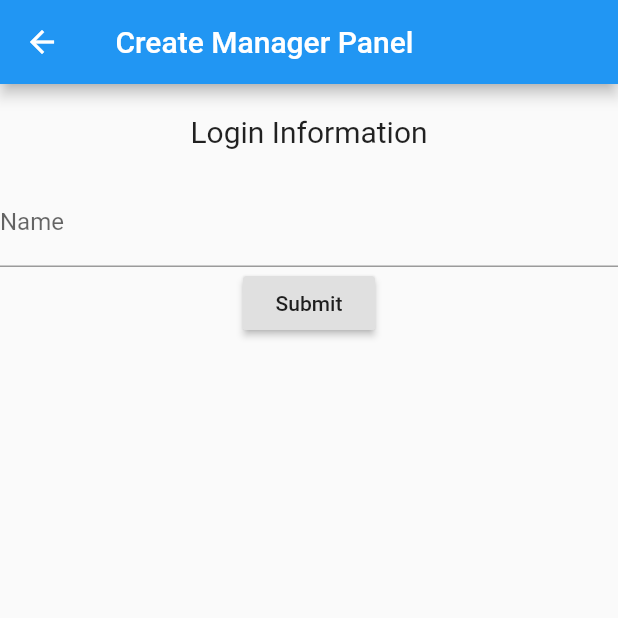
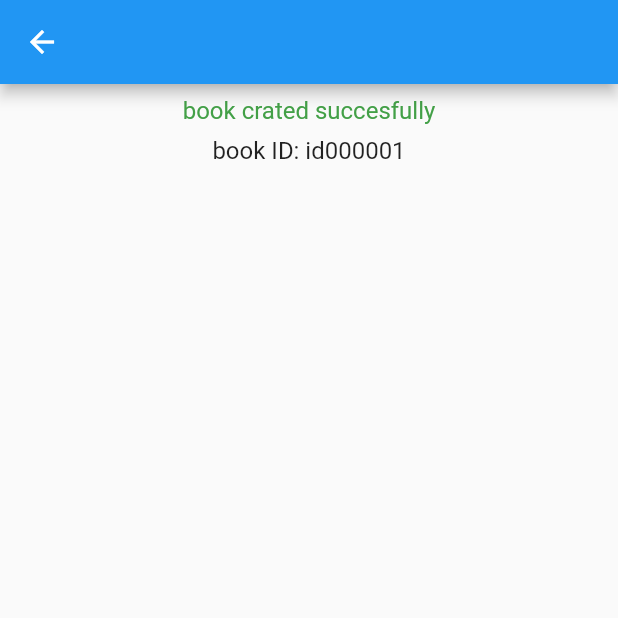
Before and after one commit to swarupahmed/mealbook, a Flutter app: the CreateManager screen opened directly, after a tap on "Submit", on a phone screen of 412 x 824 dp, the top half of it. Run offline on Flutter 3.47's test engine with Material 2 defaults, Android fonts, the phone set to English and light mode, and no system bars; our stand-ins replace cloud_firestore, firebase_auth; accounts and stored records are empty; network calls fail.

Commit message:
part finished

```diff
--- a/lib/models/book_model.dart
+++ b/lib/models/book_model.dart
@@ -1,12 +1,16 @@
 class Book {
   String name;
+  String location;
   String bookId;
+  String createdAt;
 
-  Book({this.name, this.bookId});
+  Book({this.name, this.bookId,this.location,String createdAt});
 
   Book.fromSnap(Map<String,dynamic> data) {
-    name = data['name'].toString()??'wait for name';
-    bookId = data['bookId'].toString()??'wait for bookId';
+    name = data['name'].toString();
+    bookId = data['bookId'].toString();
+    location = data['location'].toString();
+    createdAt = data['createdAt'].toString();
   }
 
   Map<String, dynamic> toJson() {
--- a/lib/pages/create_manager_page.dart
+++ b/lib/pages/create_manager_page.dart
@@ -1,6 +1,7 @@
 import 'package:firebase_auth/firebase_auth.dart';
 import 'package:flutter/material.dart';
 import 'package:cloud_firestore/cloud_firestore.dart';
+import 'package:mealbook/models/book_model.dart';
 import 'package:provider/provider.dart';
 
 class CreateManager extends StatelessWidget {
@@ -21,26 +22,38 @@ class ManagerForm extends StatefulWidget {
 }
 
 class _ManagerFormState extends State<ManagerForm> {
-  DocumentReference ref = Firestore.instance.collection('Books').document();
+  DocumentReference bookRef = Firestore.instance.collection('Books').document();
 
   final _formKey = GlobalKey<FormState>();
   String _name;
+  String _location;
   @override
   Widget build(BuildContext context) {
     FirebaseUser user = Provider.of<FirebaseUser>(context);
+    DocumentReference userRef =
+        Firestore.instance.collection('User').document(user.uid);
     return Form(
         key: _formKey,
+        child: Padding(
+          padding: const EdgeInsets.all(8.0),
           child: Column(children: <Widget>[
-          SizedBox(height: 20.0),
+            SizedBox(height: 10.0),
             Text(
-            'Login Information',
+              'Book Information',
               style: TextStyle(fontSize: 20),
             ),
             SizedBox(height: 20.0),
             TextFormField(
                 onSaved: (value) => _name = value,
                 keyboardType: TextInputType.text,
-              decoration: InputDecoration(labelText: "Name")),
+                decoration: InputDecoration(labelText: "Book Name")),
+            TextFormField(
+                onSaved: (value) => _location = value,
+                keyboardType: TextInputType.text,
+                decoration: InputDecoration(labelText: "Location")),
+            SizedBox(
+              height: 5,
+            ),
             Row(
               mainAxisAlignment: MainAxisAlignment.center,
               children: <Widget>[
@@ -53,40 +66,69 @@ class _ManagerFormState extends State<ManagerForm> {
 
                     // Validate will return true if is valid, or false if invalid.
                     if (form.validate()) {
+                      List<String> splitNameList = _name?.split(" ");
+                      List<String> splitLocationList = _location.contains(",")
+                          ? _location.split(",")
+                          : _location.split(" ");
 
-                    List<String> splitNameList=_name.split(" ");
-                    List<String> indexedList=[];
+                      List<String> indexedNameList = [];
+                      List<String> indexedLocationList = [];
 
-                    for(int i=0; i<splitNameList.length; i++){
-                      indexedList.add(splitNameList[i].toLowerCase());
-                      print(indexedList);
+                      for (int i = 0; i < splitNameList.length; i++) {
+                        indexedNameList.add(splitNameList[i].toLowerCase());
+                        print(indexedNameList);
+                      }
+                      for (int i = 0; i < splitLocationList.length; i++) {
+                        indexedLocationList
+                            .add(splitLocationList[i].toLowerCase());
+                        print(indexedLocationList);
                       }
                       //create a system in database
-                      String _id = ref.documentID;
-                      setPanel() {
-                        ref.setData(
+                      String _id = bookRef.documentID;
+                      setPanel() async {
+                        await bookRef.setData(
                           {
                             'name': _name,
+                            "location": _location,
                             'bookId': _id,
-                            'indexes':indexedList,
+                            'indexes': indexedNameList,
+                            "indexedLocation": indexedLocationList,
+                            "createdAt": DateTime.now()
                           },
                         );
-                        ref.collection('Managers').document().setData({
+                        await bookRef
+                            .collection('Managers')
+                            .document()
+                            .setData({
                           'email': user.email,
                           'joined': DateTime.now(),
                         });
+                        await userRef
+                            .collection('Active_Books')
+                            .document()
+                            .setData({'name': _name, 'bookId': _id});
                       }
+
                       try {
                         setPanel();
                       } on Exception catch (error) {
                         return _buildErrorDialog(context, error.toString());
                       }
+                      Navigator.push(
+                          context,
+                          MaterialPageRoute(
+                              builder: (context) => BookCreatedPage(
+                                  book: Book(
+                                      name: _name,
+                                      location: _location,
+                                      bookId: _id))));
                     }
                   },
                 ),
               ],
             )
-        ]));
+          ]),
+        ));
   }
 
   Future _buildErrorDialog(BuildContext context, _message) {
@@ -108,3 +150,31 @@ class _ManagerFormState extends State<ManagerForm> {
     );
   }
 }
+
+class BookCreatedPage extends StatelessWidget {
+  final Book book;
+
+  const BookCreatedPage({Key key, this.book});
+  @override
+  Widget build(BuildContext context) {
+    return Scaffold(
+      appBar: AppBar(
+        title:Text( book.name),
+      ),
+          body: Center(
+            child: Column(
+        children: <Widget>[
+            Padding(
+              padding: const EdgeInsets.all(8.0),
+              child: Text('book crated succesfully',style: TextStyle(color: Colors.green[600],fontSize: 16),),
+            ),
+            Text('book ID: ${book.bookId}',style: TextStyle(fontSize: 16)),
+            SizedBox(height: 50,),
+            Text(book.name,style: TextStyle(fontSize: 18)),
+            Text(book.location,style: TextStyle(fontSize: 16)),
+        ],
+      ),
+          ),
+    );
+  }
+}
--- a/lib/pages/home_page.dart
+++ b/lib/pages/home_page.dart
@@ -1,3 +1,4 @@
+import 'package:firebase_auth/firebase_auth.dart';
 import 'package:flutter/material.dart';
 import 'package:mealbook/auth/auth.dart';
 import 'package:mealbook/pages/create_manager_page.dart';
@@ -14,6 +15,7 @@ class _HomePageState extends State<HomePage> {
   @override
   Widget build(BuildContext context) {
     final authService = Provider.of<AuthService>(context);
+    FirebaseUser user= Provider.of<FirebaseUser>(context);
 
     return Scaffold(
       appBar: AppBar(
@@ -30,7 +32,10 @@ class _HomePageState extends State<HomePage> {
         child: Padding(
           padding: const EdgeInsets.symmetric(vertical: 8.0, horizontal: 16),
           child: Column(
+            crossAxisAlignment: CrossAxisAlignment.center,
             children: <Widget>[
+              Text('${user.email}',style: TextStyle(fontSize: 16),),
+              SizedBox(height: 8),
               FirstButtons(
                 buttonName: "Create Manager Panel",
                 iconData: Icons.add,
```
Also changed, not shown: lib/auth/auth.dart (+11 -6 lines), lib/pages/join_manager_page.dart (+16 -3 lines), lib/pages/widgets/bookDetails_page.dart (added, +45 -0 lines). Lines whose indentation alone changed are shown as unchanged.
